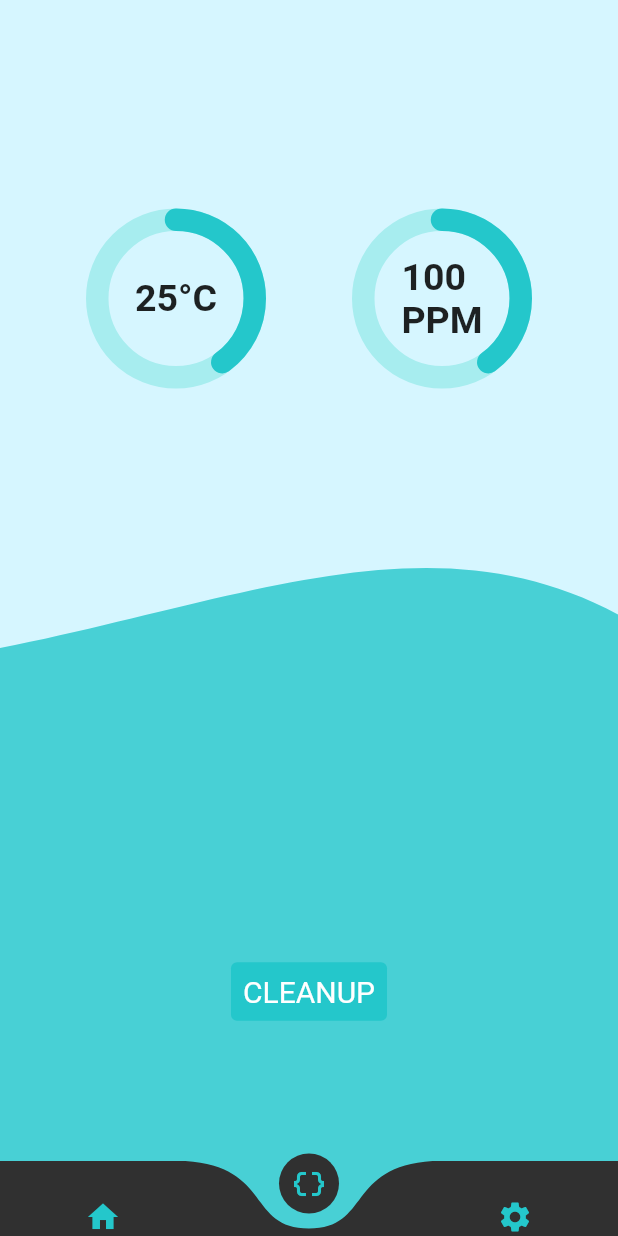
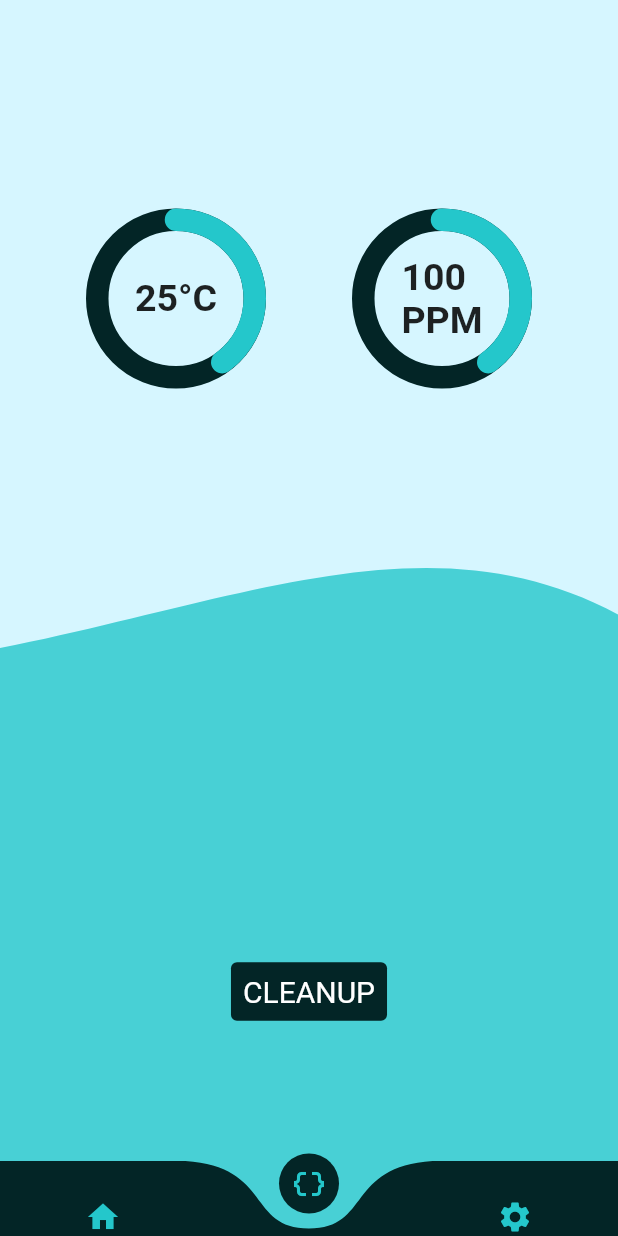
Before and after one commit to vipinedayour/SmartAqua, a Flutter app: the screen it shows after launch, item 2 of the bottom bar chosen, on a phone screen of 412 x 824 dp. Run offline on Flutter 3.47's test engine with Material 2 defaults, Android fonts, the phone set to English and light mode, and no system bars; drawn by our look-alikes of curved_navigation_bar, percent_indicator; our stand-ins replace firebase_core, firebase_database, select_form_field; missing offline and left inert: flutter_circle_color_picker; accounts and stored records are empty.

Commit message:
secondary color added

```diff
--- a/Aqua/lib/main.dart
+++ b/Aqua/lib/main.dart
@@ -48,8 +48,8 @@ class _MyAppState extends State<MyApp> {
             },
             height: 50,
             backgroundColor: Colors.transparent,
-            color: Color(0xFF303030),
-            buttonBackgroundColor: Color(0xFF303030),
+            color: ksecondarycolor,
+            buttonBackgroundColor: ksecondarycolor,
             animationDuration: Duration(milliseconds: 400),
           ),
         ),
--- a/Aqua/lib/screens/analytics.dart
+++ b/Aqua/lib/screens/analytics.dart
@@ -164,7 +164,7 @@ class _AnalyticsState extends State<Analytics> with TickerProviderStateMixin {
                     CircularPercentIndicator(
                       radius: 60.0,
                       animation: false,
-                      backgroundColor: Color.fromARGB(255, 167, 237, 239),
+                      backgroundColor: ksecondarycolor,
                       progressColor: kmaincolor,
                       animationDuration: 1200,
                       lineWidth: 15,
@@ -180,7 +180,7 @@ class _AnalyticsState extends State<Analytics> with TickerProviderStateMixin {
                     CircularPercentIndicator(
                       radius: 60.0,
                       animation: false,
-                      backgroundColor: Color.fromARGB(255, 167, 237, 239),
+                      backgroundColor: ksecondarycolor,
                       progressColor: kmaincolor,
                       animationDuration: 1200,
                       lineWidth: 15,
@@ -207,7 +207,7 @@ class _AnalyticsState extends State<Analytics> with TickerProviderStateMixin {
                   child: Text("CLEANUP"),
                   style: TextButton.styleFrom(
                       primary: Colors.white,
-                      backgroundColor: kmaincolor,
+                      backgroundColor: ksecondarycolor,
                       textStyle: TextStyle(fontSize: 20)),
                 )
               ],
--- a/Aqua/lib/utilities/constants.dart
+++ b/Aqua/lib/utilities/constants.dart
@@ -1,3 +1,4 @@
 import 'package:flutter/material.dart';
 
 Color kmaincolor = Color(0xff24c7cb);
+Color ksecondarycolor = Color(0xff032526);
```
